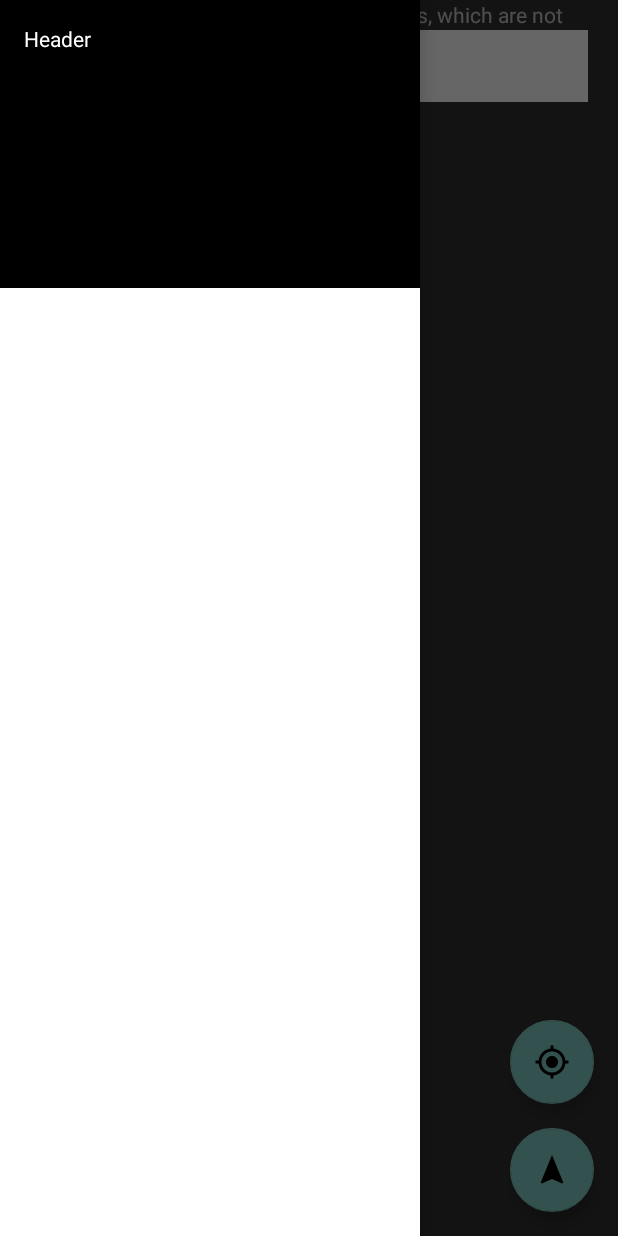
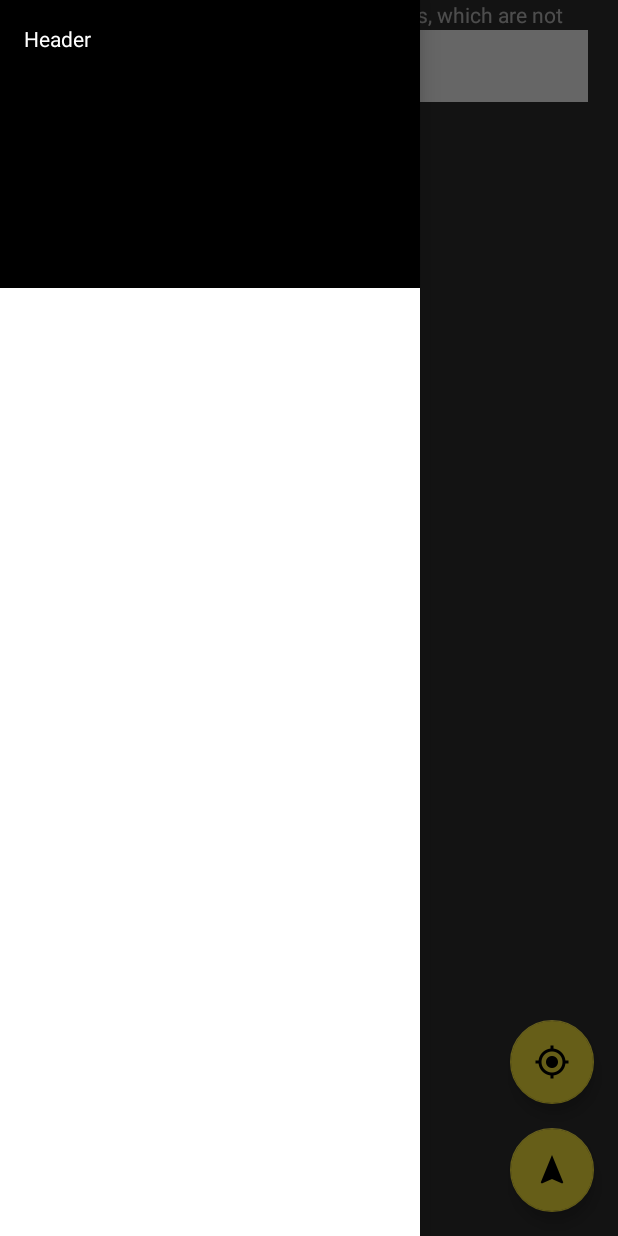
Before and after one commit to obladioblada/ToBike, an Android app: the screen it shows after launch (MapsActivity), with the side drawer open, on a phone screen of 412 x 824 dp. Run offline under Robolectric (Android 15) with nearby library versions, the phone set to English and light mode, and no system bars; libraries missing offline, so code that uses them is left out: com.google.maps.android.

```diff
--- a/ToBike/app/src/main/res/layout/floating_action_button.xml
+++ b/ToBike/app/src/main/res/layout/floating_action_button.xml
@@ -14,7 +14,9 @@
         android:layout_alignParentEnd="true"
         android:layout_marginBottom="@dimen/floating_button_margin"
         android:layout_marginRight="@dimen/floating_button_margin"
-        android:src="@drawable/ic_navigation_black_48dp"/>
+        android:src="@drawable/ic_navigation_black_48dp"
+        app:backgroundTint="@color/colorButtons"
+        />
 
     <android.support.design.widget.FloatingActionButton
         android:id="@+id/position"
@@ -26,7 +28,9 @@
         android:layout_marginBottom="@dimen/floating_button_margin"
         android:layout_above="@id/navigation"
         android:layout_marginRight="@dimen/floating_button_margin"
-        android:src="@drawable/ic_gps_fixed_black_48dp"/>
+        android:src="@drawable/ic_gps_fixed_black_48dp"
+        app:backgroundTint="@color/colorButtons"
+        />
 
 
 
```
Also changed, not shown: ToBike/app/src/main/java/com/example/gianpaolobasilico/tobike/MapsActivity.java (+23 -3 lines).
